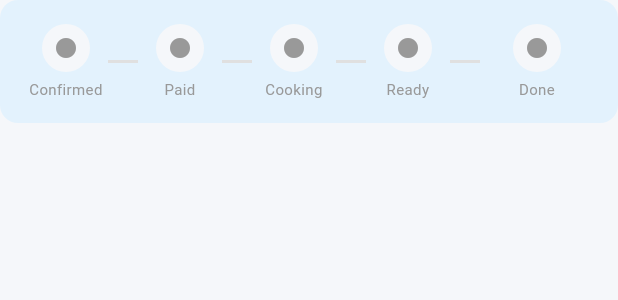
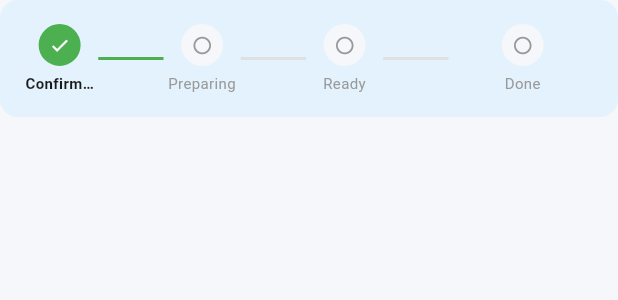
Before and after one commit to rushikesh-geek/canteen-online, a Flutter app: the OrderStatusTimeline widget shown alone on an empty page, opened directly with empty values, on a phone screen of 412 x 824 dp. Shown: the top 300 px of the screen. Run offline on Flutter 3.47's test engine with Material 3 defaults, Android fonts, the phone set to English and light mode, and no system bars; our stand-ins replace cloud_firestore, firebase_auth, firebase_core, google_sign_in, qr_flutter; missing offline and left inert: mobile_scanner, razorpay_flutter; accounts and stored records are empty; network calls fail.

```diff
--- a/canteen_app/lib/widgets/premium_header.dart
+++ b/canteen_app/lib/widgets/premium_header.dart
@@ -92,6 +92,7 @@ class GreetingHeader extends StatelessWidget {
 }
 
 /// Order status timeline widget
+/// Shows the order progress: Confirmed → Preparing → Ready → Completed
 class OrderStatusTimeline extends StatelessWidget {
   final String currentStatus;
   final String paymentStatus;
@@ -104,8 +105,16 @@ class OrderStatusTimeline extends StatelessWidget {
 
   @override
   Widget build(BuildContext context) {
-    final statuses = ['confirmed', 'paid', 'preparing', 'ready', 'completed'];
-    final currentIndex = statuses.indexOf(currentStatus);
+    // Order flow: confirmed → preparing → ready → completed
+    // Payment status is separate and shown elsewhere
+    final statuses = ['confirmed', 'preparing', 'ready', 'completed'];
+
+    // Find current index, default to 0 if status not found
+    int currentIndex = statuses.indexOf(currentStatus);
+    if (currentIndex == -1) {
+      // Handle 'pending' or unknown status - show as before confirmed
+      currentIndex = currentStatus == 'pending' ? -1 : 0;
+    }
 
     return Container(
       padding: const EdgeInsets.all(AppTheme.space16),
@@ -127,8 +136,8 @@ class OrderStatusTimeline extends StatelessWidget {
                     mainAxisSize: MainAxisSize.min,
                     children: [
                       Container(
-                        width: 32,
-                        height: 32,
+                        width: 28,
+                        height: 28,
                         decoration: BoxDecoration(
                           color: isCompleted
                               ? AppTheme.successGreen
@@ -142,8 +151,8 @@ class OrderStatusTimeline extends StatelessWidget {
                           ),
                         ),
                         child: Icon(
-                          isCompleted ? Icons.check : Icons.circle,
-                          size: 16,
+                          isCompleted ? Icons.check : Icons.circle_outlined,
+                          size: 14,
                           color: isCompleted ? Colors.white : AppTheme.textHint,
                         ),
                       ),
@@ -163,12 +172,14 @@ class OrderStatusTimeline extends StatelessWidget {
                   ),
                 ),
                 if (index < statuses.length - 1)
-                  Container(
-                    width: 20,
-                    height: 2,
-                    color: isCompleted
-                        ? AppTheme.successGreen
-                        : AppTheme.borderGrey,
+                  Flexible(
+                    child: Container(
+                      height: 2,
+                      margin: const EdgeInsets.symmetric(horizontal: 2),
+                      color: isCompleted
+                          ? AppTheme.successGreen
+                          : AppTheme.borderGrey,
+                    ),
                   ),
               ],
             ),
@@ -181,8 +192,7 @@ class OrderStatusTimeline extends StatelessWidget {
   String _getStatusLabel(String status) {
     switch (status) {
       case 'confirmed': return 'Confirmed';
-      case 'paid': return 'Paid';
-      case 'preparing': return 'Cooking';
+      case 'preparing': return 'Preparing';
       case 'ready': return 'Ready';
       case 'completed': return 'Done';
       default: return status;
@@ -243,11 +253,17 @@ class PremiumStatusChip extends StatelessWidget {
   ({Color color, Color backgroundColor, IconData icon, String label}) _getStatusConfig(String status) {
     switch (status.toLowerCase()) {
       case 'pending':
+        return (
+          color: AppTheme.warningAmber,
+          backgroundColor: AppTheme.lightAmber,
+          icon: Icons.hourglass_empty,
+          label: 'Pending',
+        );
       case 'confirmed':
         return (
           color: AppTheme.infoBlue,
           backgroundColor: AppTheme.lightBlue,
-          icon: Icons.schedule,
+          icon: Icons.check_circle_outline,
           label: 'Confirmed',
         );
       case 'paid':
@@ -278,6 +294,13 @@ class PremiumStatusChip extends StatelessWidget {
           icon: Icons.check_circle_outline,
           label: 'Completed',
         );
+      case 'cancelled':
+        return (
+          color: AppTheme.errorRed,
+          backgroundColor: AppTheme.errorRed.withOpacity(0.1),
+          icon: Icons.cancel,
+          label: 'Cancelled',
+        );
       default:
         return (
           color: AppTheme.textSecondary,
```
Also changed, not shown: canteen_app/lib/screens/student/student_screens.dart (+81 -19 lines).
